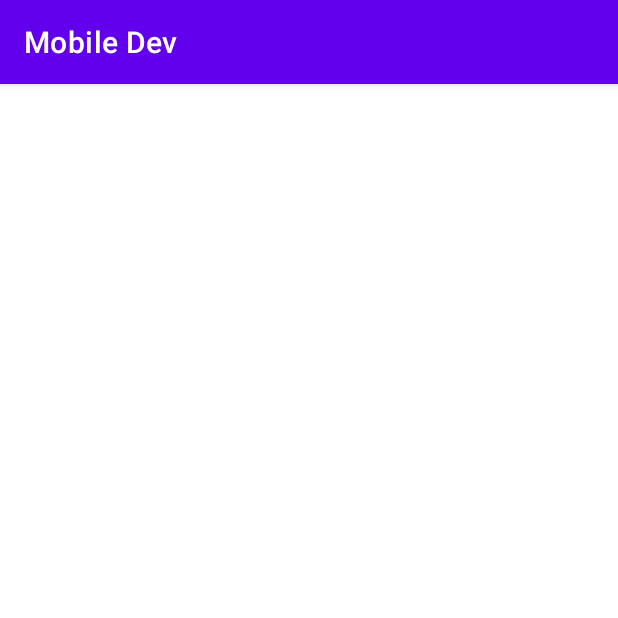
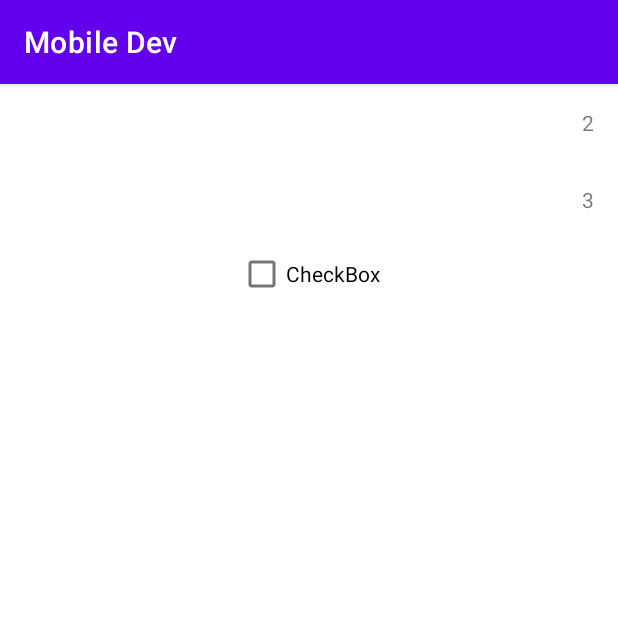
Before and after one commit to rajatbhagat/cs5520-mobile-dev, an Android app: the FindPrimeActivity screen opened directly, with no data from a screen before it, on a phone screen of 412 x 824 dp, the top half of it. Run offline under Robolectric (Android 15) with nearby library versions, the phone set to English and light mode, and no system bars; 1 statement that could not run was skipped.

Commit message:
Added all of the codes and function needed for the assignment

```diff
--- a/app/src/main/java/com/cs5520/mobile_dev/FindPrimeActivity.java
+++ b/app/src/main/java/com/cs5520/mobile_dev/FindPrimeActivity.java
@@ -2,14 +2,53 @@ package com.cs5520.mobile_dev;
 
 import androidx.appcompat.app.AppCompatActivity;
 
+import android.annotation.SuppressLint;
+import android.app.AlertDialog;
+import android.content.DialogInterface;
 import android.os.Bundle;
+import android.os.Handler;
+import android.util.Log;
+import android.widget.TextView;
 
 public class FindPrimeActivity extends AppCompatActivity {
+
+    private static final String TAG = "FindPrimeActivity";
+
+    private TextView currentNumTextView;
+    private TextView latestPrimeTextView;
+    private Handler textHandler = new Handler();
 
     @Override
     protected void onCreate(Bundle savedInstanceState) {
         super.onCreate(savedInstanceState);
         setContentView(R.layout.activity_find_prime);
+        currentNumTextView = (TextView) findViewById(R.id.current_num_text);
+        currentNumTextView.setText("2");
+        latestPrimeTextView = (TextView) findViewById(R.id.latest_prime_text);
+
+        ChildThread childThread = new ChildThread();
+        new Thread(childThread).start();
+    }
+
+    @Override
+    public void onBackPressed() {
+        AlertDialog.Builder builder = new AlertDialog.Builder(this);
+        builder.setMessage("Do you want to terminate the search?");
+        builder.setPositiveButton("Yes", new DialogInterface.OnClickListener() {
+            @Override
+            public void onClick(DialogInterface dialog, int which) {
+                finish();
+            }
+        });
+        builder.setNegativeButton("No",new DialogInterface.OnClickListener() {
+            @Override
+            public void onClick(DialogInterface dialog, int which) {
+                dialog.cancel();
+            }
+        });
+        builder.setCancelable(false);
+        AlertDialog alert = builder.create();
+        alert.show();
     }
 
     private boolean isPrime(int num) {
@@ -26,4 +65,33 @@ public class FindPrimeActivity extends AppCompatActivity {
             return true;
         }
     }
+
+    protected class ChildThread implements Runnable {
+
+        @Override
+        public void run() {
+            int originalNum = 2;
+            while (true) {
+                boolean ans = isPrime(originalNum);
+                if (ans) {
+                    int finalOriginalNum = originalNum;
+                    textHandler.post(new Runnable() {
+                        @SuppressLint("SetTextI18n")
+                        @Override
+                        public void run() {
+                            latestPrimeTextView.setText("" + finalOriginalNum);
+                        }
+                    });
+                    Log.d(TAG, "Running on a different thread using Runnable Interface: " + finalOriginalNum);
+                }
+                originalNum++;
+                try {
+                    Thread.sleep(1000);
+                    currentNumTextView.setText(originalNum);
+                } catch (InterruptedException e) {
+                    e.printStackTrace();
+                }
+            }
+        }
+    }
 }
--- a/app/src/main/res/layout/activity_find_prime.xml
+++ b/app/src/main/res/layout/activity_find_prime.xml
@@ -6,4 +6,68 @@
     android:layout_height="match_parent"
     tools:context=".FindPrimeActivity">
 
+    <RelativeLayout
+        android:id="@+id/relativeLayout"
+        android:layout_width="match_parent"
+        android:layout_height="wrap_content"
+        app:layout_constraintEnd_toEndOf="parent"
+        app:layout_constraintHorizontal_bias="0.5"
+        app:layout_constraintStart_toStartOf="parent"
+        app:layout_constraintTop_toTopOf="parent">
+
+        <TextView
+            android:id="@+id/current_num_label"
+            android:layout_width="wrap_content"
+            android:layout_height="wrap_content"
+            android:layout_alignParentStart="true"
+            android:layout_margin="16dp"
+            android:layout_toStartOf="@id/current_num_text"
+            tools:text="Current Number" />
+
+        <TextView
+            android:id="@+id/current_num_text"
+            android:layout_width="wrap_content"
+            android:layout_height="wrap_content"
+            android:layout_alignParentEnd="true"
+            android:layout_margin="16dp"
+            android:text="Num"/>
+
+    </RelativeLayout>
+
+
+    <RelativeLayout
+        android:id="@+id/relativeLayout2"
+        android:layout_width="match_parent"
+        android:layout_height="wrap_content"
+        app:layout_constraintTop_toBottomOf="@+id/relativeLayout"
+        tools:layout_editor_absoluteX="0dp">
+
+        <TextView
+            android:id="@+id/latest_text_label"
+            android:layout_width="wrap_content"
+            android:layout_height="wrap_content"
+            android:layout_alignParentStart="true"
+            android:layout_margin="16dp"
+            android:layout_toStartOf="@id/latest_prime_text"
+            tools:text="Latest Prime" />
+
+        <TextView
+            android:id="@+id/latest_prime_text"
+            android:layout_width="wrap_content"
+            android:layout_height="wrap_content"
+            android:layout_alignParentEnd="true"
+            android:layout_margin="16dp"
+            android:text="Prime" />
+
+    </RelativeLayout>
+
+    <CheckBox
+        android:id="@+id/checkBox"
+        android:layout_width="wrap_content"
+        android:layout_height="wrap_content"
+        android:text="CheckBox"
+        app:layout_constraintEnd_toEndOf="parent"
+        app:layout_constraintHorizontal_bias="0.5"
+        app:layout_constraintStart_toStartOf="parent"
+        app:layout_constraintTop_toBottomOf="@+id/relativeLayout2" />
 </androidx.constraintlayout.widget.ConstraintLayout>
```
